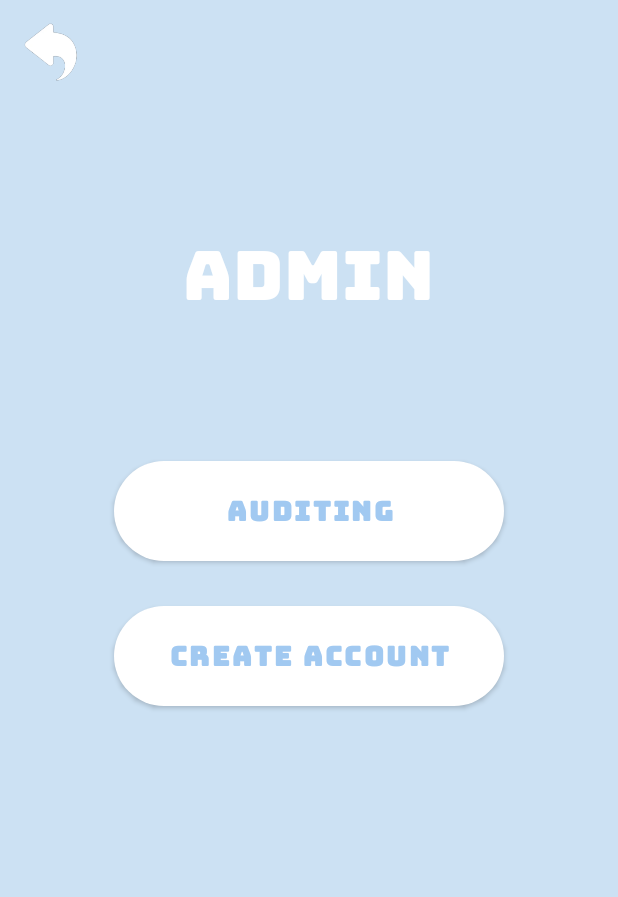
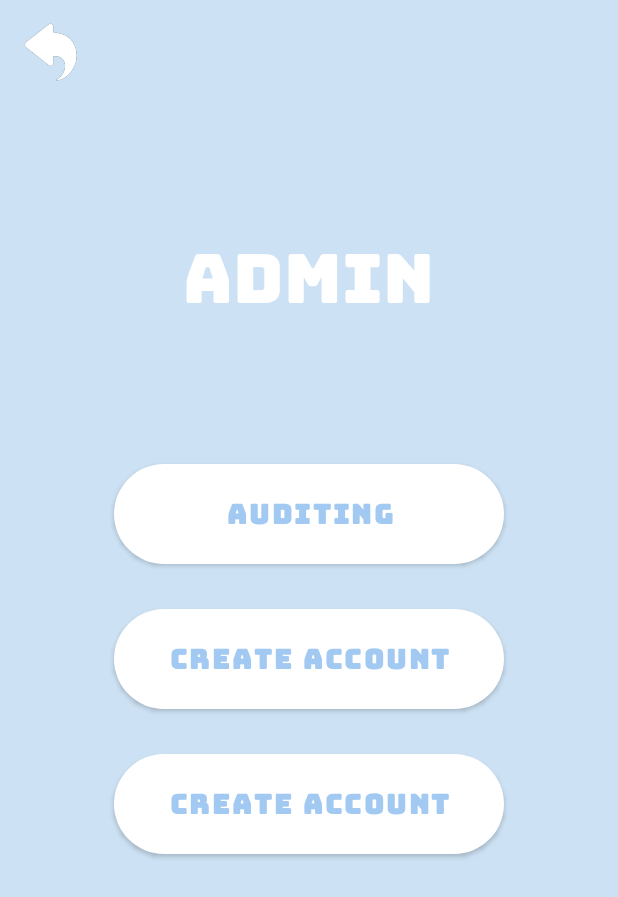
Before and after one commit to tuandan132456/BMTT, an Android app: the screen it shows after launch (Admin), after a tap on "ADMIN", on a phone screen of 412 x 824 dp. Shown: the top 897 px of the screen. Run offline under Robolectric (Android 15) with nearby library versions, the phone set to English and light mode, and no system bars; Roboto replaces fonts that are not available here.

Commit message:
Thêm 1 tí xíu

```diff
--- a/app/src/main/java/com/example/badiem/Admin.java
+++ b/app/src/main/java/com/example/badiem/Admin.java
@@ -9,7 +9,9 @@ import android.view.WindowManager;
 import android.widget.Button;
 
 public class Admin extends AppCompatActivity {
-    Button btnAuditing, btnCreateAcc;
+    Button btnListUser, btnCreateAcc, btnAuditing;
+
+
 
     @Override
     protected void onCreate(Bundle savedInstanceState) {
@@ -17,8 +19,18 @@ public class Admin extends AppCompatActivity {
         getWindow().setFlags(WindowManager.LayoutParams.FLAG_FULLSCREEN,WindowManager.LayoutParams.FLAG_FULLSCREEN);
         getSupportActionBar().hide();
         setContentView(R.layout.activity_admin);
+        btnListUser = findViewById(R.id.btnList);
+        btnCreateAcc = findViewById(R.id.btnCreateAccount);
         btnAuditing = findViewById(R.id.btnAuditing);
-        btnCreateAcc = findViewById(R.id.btnCreateAccount);
+
+        btnAuditing.setOnClickListener(new View.OnClickListener() {
+            @Override
+            public void onClick(View v) {
+                if(MainActivity.isAuditing)
+                    MainActivity.isAuditing = false;
+                else MainActivity.isAuditing = true;
+            }
+        });
 
         btnCreateAcc.setOnClickListener(new View.OnClickListener() {
             @Override
@@ -28,7 +40,7 @@ public class Admin extends AppCompatActivity {
             }
         });
 
-        btnAuditing.setOnClickListener(new View.OnClickListener() {
+        btnListUser.setOnClickListener(new View.OnClickListener() {
             @Override
             public void onClick(View v) {
                 Intent intent = new Intent(Admin.this,List.class);
--- a/app/src/main/java/com/example/badiem/List.java
+++ b/app/src/main/java/com/example/badiem/List.java
@@ -15,6 +15,5 @@ public class List extends AppCompatActivity {
         getWindow().setFlags(WindowManager.LayoutParams.FLAG_FULLSCREEN,WindowManager.LayoutParams.FLAG_FULLSCREEN);
         getSupportActionBar().hide();
         setContentView(R.layout.activity_list);
-
     }
 }
--- a/app/src/main/java/com/example/badiem/LogData.java
+++ b/app/src/main/java/com/example/badiem/LogData.java
@@ -21,6 +21,5 @@ public class LogData {
         this.action = action;
         this.details = details;
         this.dateNow = dateNow;
-
     }
 }
--- a/app/src/main/java/com/example/badiem/MainActivity.java
+++ b/app/src/main/java/com/example/badiem/MainActivity.java
@@ -10,6 +10,8 @@ import android.widget.Button;
 
 public class MainActivity extends AppCompatActivity {
 
+    public static boolean isAuditing = true;
+
     Button btnTest,btnAdminScreen,btnUserScreen;
     @Override
     protected void onCreate(Bundle savedInstanceState) {
@@ -17,6 +19,7 @@ public class MainActivity extends AppCompatActivity {
         getWindow().setFlags(WindowManager.LayoutParams.FLAG_FULLSCREEN,WindowManager.LayoutParams.FLAG_FULLSCREEN);
         getSupportActionBar().hide();
         setContentView(R.layout.activity_main);
+
 
         btnTest = findViewById(R.id.btnTest);
         btnTest.setOnClickListener(new View.OnClickListener() {
--- a/app/src/main/java/com/example/badiem/UserData.java
+++ b/app/src/main/java/com/example/badiem/UserData.java
@@ -7,9 +7,11 @@ import java.util.Date;
 public class UserData {
     public String fullname,username,password,phone,dateNow;
 
-    public UserData(){
+    public String getUsername() {
+        return username;
+    }
 
-    }
+
 
     public UserData(String fullname,  String password,String phone,String dateNow ,String username){
         this.fullname = fullname;
--- a/app/src/main/res/layout/activity_admin.xml
+++ b/app/src/main/res/layout/activity_admin.xml
@@ -8,10 +8,26 @@
     android:orientation="vertical"
     android:background="#CCE1F3">
 
-    <ImageView
-        android:layout_width="50dp"
-        android:layout_height="50dp"
-        android:background="@drawable/back"/>
+    <RelativeLayout
+        android:layout_width="match_parent"
+        android:layout_height="wrap_content"
+        android:orientation="horizontal">
+        <ImageView
+            android:layout_width="50dp"
+            android:layout_height="50dp"
+            android:background="@drawable/back"
+            android:layout_alignParentLeft="true"/>
+
+        <ImageView
+            android:id="@+id/imvRec"
+            android:layout_width="52dp"
+            android:layout_height="52dp"
+            android:layout_gravity="end"
+            app:srcCompat="@drawable/rec"
+            android:layout_alignParentRight="true"
+            android:visibility="invisible"/>
+    </RelativeLayout>
+
 
     <TextView
         android:id="@+id/logoName"
@@ -53,5 +69,17 @@
         android:textStyle="bold"
         app:backgroundTint="#fff"
         android:fontFamily="@font/bungee" />
-
+    <Button
+        android:layout_width="260dp"
+        android:layout_height="wrap_content"
+        android:layout_gravity="center"
+        android:layout_marginTop="30dp"
+        android:background="@drawable/cuttombutton"
+        android:text="create account"
+        android:id="@+id/btnList"
+        android:textColor="#a1c9f1"
+        android:textSize="18sp"
+        android:textStyle="bold"
+        app:backgroundTint="#fff"
+        android:fontFamily="@font/bungee" />
 </LinearLayout>
```
